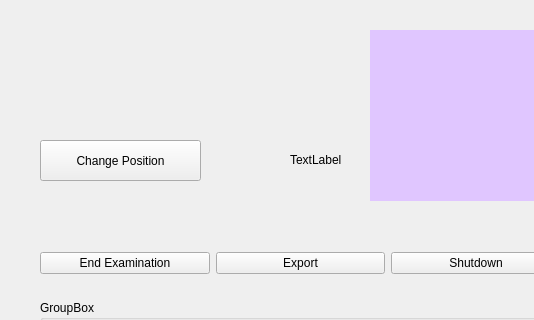
Before: the Qt Designer form mainwindow.ui in haobo724/qt_xbox_controller, drawn with Qt 5; both pictures show x 0 to 534 and y 430 to 750 of the 835 by 865 pixel window.
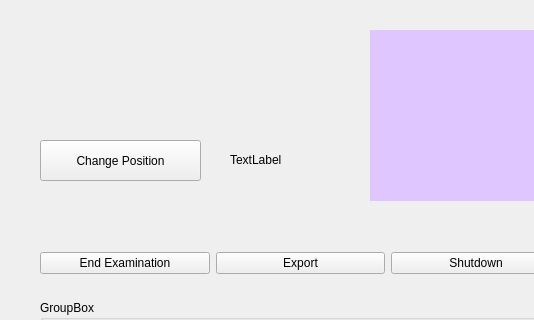
After: the same form once the commit is applied. Icons and pictures are not drawn. Custom widgets are drawn as their Qt base class.

What changed in the file:
```diff
--- a/mainwindow.ui
+++ b/mainwindow.ui
@@ -416,9 +416,9 @@
    <widget class="QLabel" name="lbCP">
     <property name="geometry">
      <rect>
-      <x>290</x>
+      <x>230</x>
       <y>580</y>
-      <width>69</width>
+      <width>71</width>
       <height>20</height>
      </rect>
     </property>
```
Left out of the diff: 6 changed lines with no effect on the pictures.
